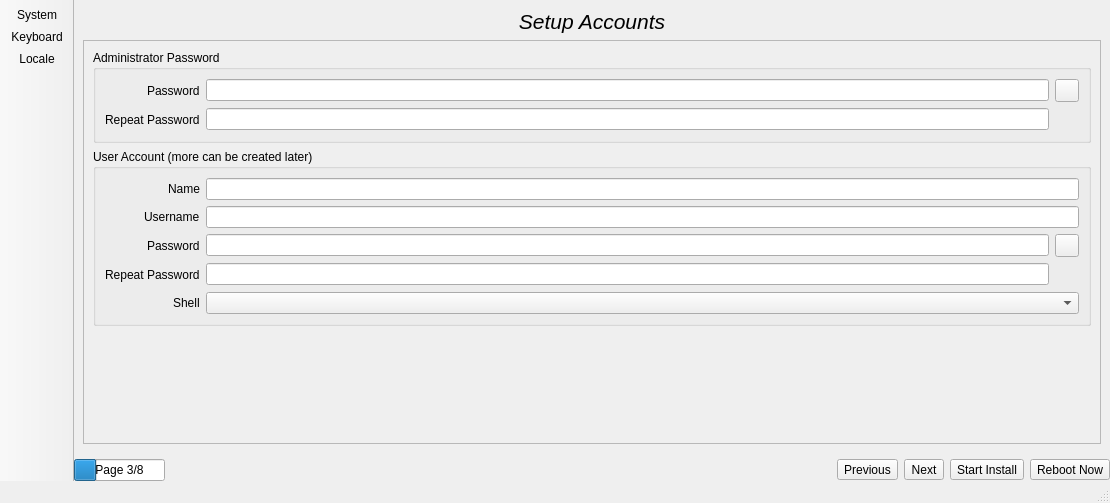
First picture: the form in mainUI.ui, repository project-trident/trident-installer, before the edit.
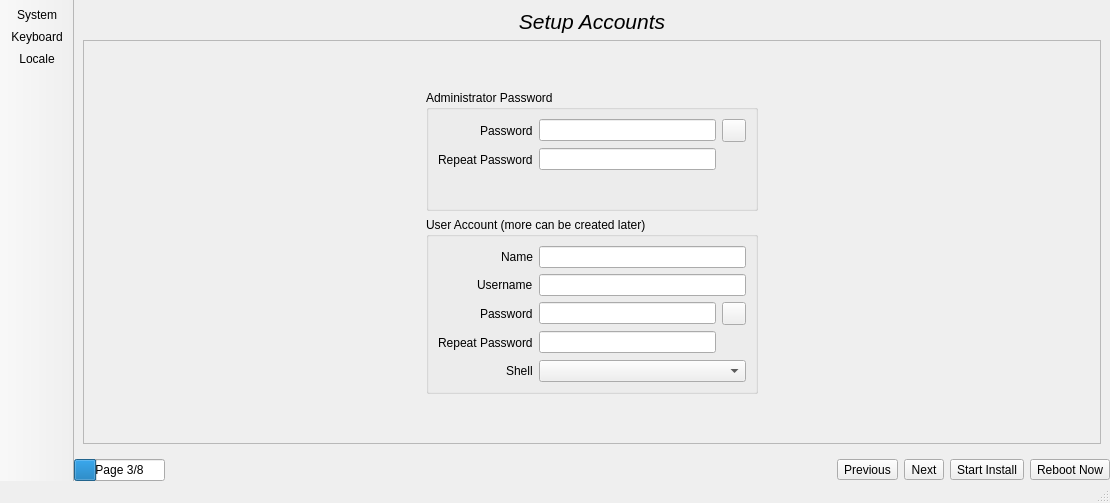
Second picture: the form after the edit. The open tabs and pages were chosen to show the change. Icons and pictures are not drawn.

Commit message: Get a ton more of the installer up and running: 1. User setup page is finished (and backend setup/integrations) 2. Disk/Partition page is finished (simple mode). Backend is setup, but final output still needs to be verified. 3. Keyboard availability options are done in the backend. Need to make the test/setup dialog for it still. 4. Get the install summary page up and running (show the automated install config). This should be finished for now (might want to generate a better summary later, but not critical).

Diff of the .ui file:
```diff
--- a/mainUI.ui
+++ b/mainUI.ui
@@ -234,9 +234,15 @@
              <height>395</height>
             </rect>
            </property>
-           <layout class="QVBoxLayout" name="verticalLayout_8">
-            <item>
+           <layout class="QGridLayout" name="gridLayout_2">
+            <item row="1" column="1">
              <widget class="QGroupBox" name="groupBox">
+              <property name="sizePolicy">
+               <sizepolicy hsizetype="Expanding" vsizetype="Expanding">
+                <horstretch>0</horstretch>
+                <verstretch>0</verstretch>
+               </sizepolicy>
+              </property>
               <property name="font">
                <font>
                 <weight>50</weight>
@@ -268,6 +274,15 @@
                  </item>
                  <item>
                   <widget class="QToolButton" name="tool_showpass_root">
+                   <property name="sizePolicy">
+                    <sizepolicy hsizetype="Preferred" vsizetype="Preferred">
+                     <horstretch>0</horstretch>
+                     <verstretch>0</verstretch>
+                    </sizepolicy>
+                   </property>
+                   <property name="focusPolicy">
+                    <enum>Qt::ClickFocus</enum>
+                   </property>
                    <property name="toolTip">
                     <string>View Password</string>
                    </property>
@@ -278,6 +293,9 @@
                     <iconset theme="view-preview">
                      <normaloff>.</normaloff>.</iconset>
                    </property>
+                   <property name="checkable">
+                    <bool>true</bool>
+                   </property>
                   </widget>
                  </item>
                 </layout>
@@ -300,6 +318,18 @@
                  </item>
                  <item>
                   <widget class="QToolButton" name="tool_root_pass_chk">
+                   <property name="enabled">
+                    <bool>true</bool>
+                   </property>
+                   <property name="sizePolicy">
+                    <sizepolicy hsizetype="Preferred" vsizetype="Preferred">
+                     <horstretch>0</horstretch>
+                     <verstretch>0</verstretch>
+                    </sizepolicy>
+                   </property>
+                   <property name="focusPolicy">
+                    <enum>Qt::NoFocus</enum>
+                   </property>
                    <property name="toolTip">
                     <string>Passwords do not match!!</string>
                    </property>
@@ -320,7 +350,33 @@
               </layout>
              </widget>
             </item>
-            <item>
+            <item row="1" column="0">
+             <spacer name="horizontalSpacer_4">
+              <property name="orientation">
+               <enum>Qt::Horizontal</enum>
+              </property>
+              <property name="sizeHint" stdset="0">
+               <size>
+                <width>40</width>
+                <height>20</height>
+               </size>
+              </property>
+             </spacer>
+            </item>
+            <item row="1" column="2">
+             <spacer name="horizontalSpacer_5">
+              <property name="orientation">
+               <enum>Qt::Horizontal</enum>
+              </property>
+              <property name="sizeHint" stdset="0">
+               <size>
+                <width>40</width>
+                <height>20</height>
+               </size>
+              </property>
+             </spacer>
+            </item>
+            <item row="2" column="1">
              <widget class="QGroupBox" name="groupBox_2">
               <property name="font">
                <font>
@@ -375,7 +431,16 @@
                   </widget>
                  </item>
                  <item>
-                  <widget class="QToolButton" name="toolButton_4">
+                  <widget class="QToolButton" name="tool_user_showpass">
+                   <property name="sizePolicy">
+                    <sizepolicy hsizetype="Preferred" vsizetype="Preferred">
+                     <horstretch>0</horstretch>
+                     <verstretch>0</verstretch>
+                    </sizepolicy>
+                   </property>
+                   <property name="focusPolicy">
+                    <enum>Qt::ClickFocus</enum>
+                   </property>
                    <property name="toolTip">
                     <string>View Password</string>
                    </property>
@@ -386,6 +451,9 @@
                     <iconset theme="view-preview">
                      <normaloff>.</normaloff>.</iconset>
                    </property>
+                   <property name="checkable">
+                    <bool>true</bool>
+                   </property>
                   </widget>
                  </item>
                 </layout>
@@ -438,11 +506,30 @@
               </layout>
              </widget>
             </item>
-            <item>
+            <item row="0" column="1">
+             <spacer name="verticalSpacer_7">
+              <property name="orientation">
+               <enum>Qt::Vertical</enum>
+              </property>
+              <property name="sizeType">
+               <enum>QSizePolicy::Preferred</enum>
+              </property>
+              <property name="sizeHint" stdset="0">
+               <size>
+                <width>20</width>
+                <height>40</height>
+               </size>
+              </property>
+             </spacer>
+            </item>
+            <item row="3" column="1">
              <spacer name="verticalSpacer">
               <property name="orientation">
                <enum>Qt::Vertical</enum>
               </property>
+              <property name="sizeType">
+               <enum>QSizePolicy::Preferred</enum>
+              </property>
               <property name="sizeHint" stdset="0">
                <size>
                 <width>20</width>
```
Left out of the diff: 183 changed lines with no effect on the pictures. The commit also changes 5 other files.
